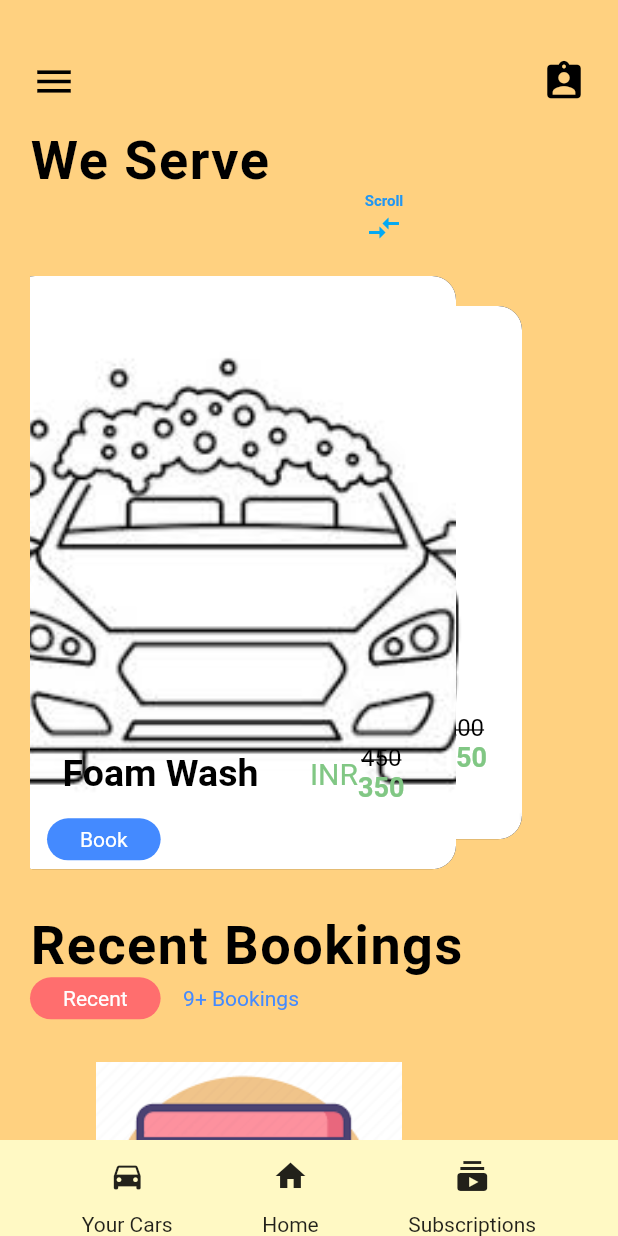
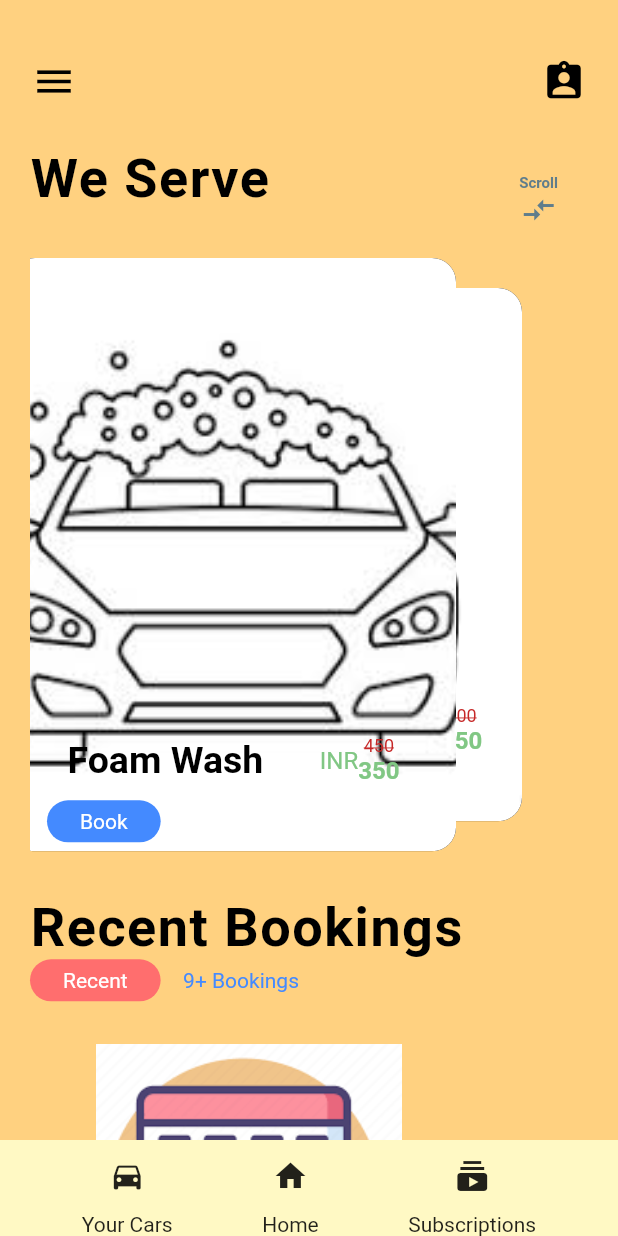
Before and after one commit to Utk42/first_flutter_app, a Flutter app: the screen it shows after launch, swiped to page 2, on a phone screen of 412 x 824 dp. Run offline on Flutter 3.47's test engine with Material 2 defaults, Android fonts, the phone set to English and light mode, and no system bars.

Commit message:
simple alterations

```diff
--- a/app/lib/main.dart
+++ b/app/lib/main.dart
@@ -80,10 +80,10 @@ class _MyAppState extends State<MyApp> {
                       letterSpacing: 1.0,
                     ),
                   ),
+                  ScrollSign(),
                 ],
               ),
             ),
-            ScrollSign(),
             Padding(
               padding: const EdgeInsets.only(
                 left: 20.0,
--- a/app/lib/widgets/cardScrollWidget.dart
+++ b/app/lib/widgets/cardScrollWidget.dart
@@ -92,7 +92,7 @@ class CardScrollWidget extends StatelessWidget {
                                           "INR",
                                           style: TextStyle(
                                             color: Colors.green[300],
-                                            fontSize: 20.0,
+                                            fontSize: 16.0,
                                           ),
                                         ),
                                         Column(
@@ -101,15 +101,15 @@ class CardScrollWidget extends StatelessWidget {
                                               actualPrice[i],
                                               style: TextStyle(
                                                 decoration: TextDecoration.lineThrough,
-                                                color: Colors.black,
-                                                fontSize: 16.0,
+                                                color: Colors.red[800],
+                                                fontSize: 12.0,
                                               ),
                                             ),
                                             Text(
                                               discountedPrice[i],
                                               style: TextStyle(
                                                 color: Colors.green[300],
-                                                fontSize: 18.0,
+                                                fontSize: 16.0,
                                                 fontWeight: FontWeight.bold,
                                               ),
                                             ),
--- a/app/lib/widgets/scrollSign.dart
+++ b/app/lib/widgets/scrollSign.dart
@@ -4,21 +4,21 @@ class ScrollSign extends StatelessWidget {
   @override
   Widget build(BuildContext context) {
     return Padding(
-      padding: EdgeInsets.only(left: 100.0),
+      padding: EdgeInsets.only(right: 20.0, top:30.0),
       child: Container(
         child: Column(
           children: <Widget>[
             Text(
               'Scroll',
               style: TextStyle(
-                color: Colors.blue,
+                color: Colors.blueGrey,
                 fontSize: 10.0,
                 fontWeight: FontWeight.bold,
               ),
             ),
             Icon(
               Icons.compare_arrows,
-              color: Colors.lightBlue,
+              color: Colors.blueGrey,
             ),
           ],
         ),
```
